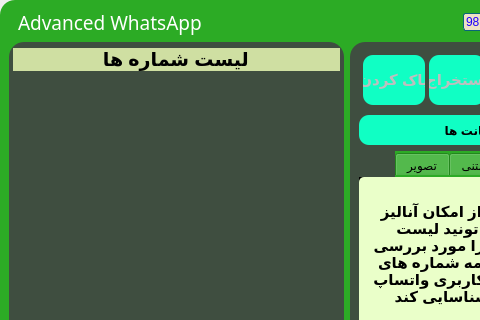
SaeidJavadi/Advanced-WhatsApp-Sender, file ui/MainWindow.ui: the form before one commit; both pictures show x 0 to 480 and y 0 to 320 of the 635 by 708 pixel window.
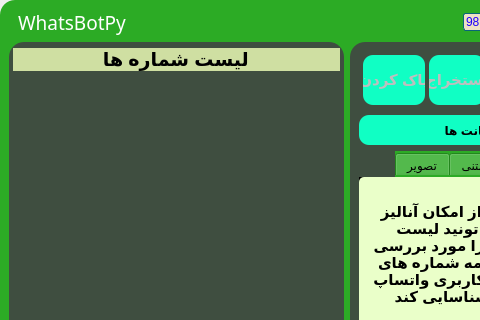
The form after the commit.

Commit message: Atualição do nome - WhatsBotPy

The edit to the form file:
```diff
--- a/ui/MainWindow.ui
+++ b/ui/MainWindow.ui
@@ -1668,7 +1668,7 @@
 </string>
          </property>
          <property name="text">
-          <string>Advanced WhatsApp</string>
+          <string>WhatsBotPy</string>
          </property>
         </widget>
        </item>
```
Left out of the diff: 2 changed lines with no effect on the pictures. The commit also changes 2 other files.
